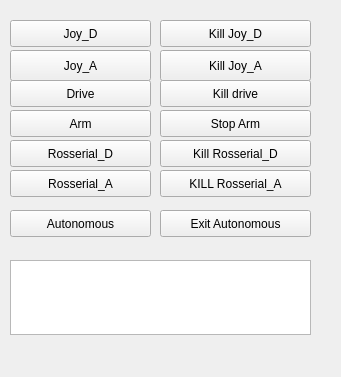
This is src/rqt_mypkg/resource/MyPlugin.ui in Team-Anveshak/caesar2020 as Qt 5 draws it before an edit. The edited form follows.
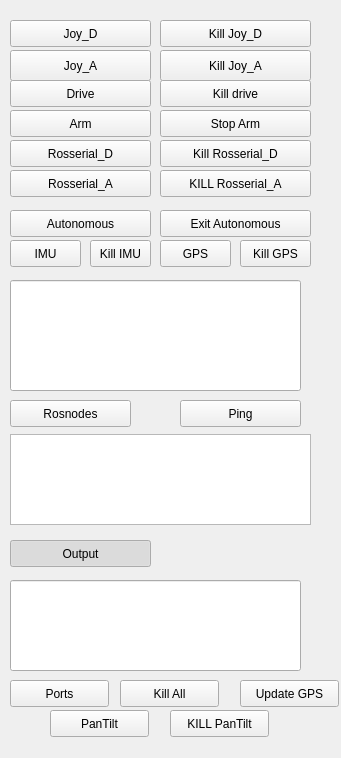
This is the edited form.

```diff
--- a/src/rqt_mypkg/resource/MyPlugin.ui
+++ b/src/rqt_mypkg/resource/MyPlugin.ui
@@ -7,7 +7,7 @@
     <x>0</x>
     <y>0</y>
     <width>341</width>
-    <height>377</height>
+    <height>758</height>
    </rect>
   </property>
   <property name="windowTitle">
@@ -137,13 +137,19 @@
    <property name="geometry">
     <rect>
      <x>10</x>
-     <y>210</y>
+     <y>540</y>
      <width>141</width>
      <height>27</height>
     </rect>
    </property>
    <property name="text">
-    <string>Autonomous</string>
+    <string>Output</string>
+   </property>
+   <property name="checkable">
+    <bool>true</bool>
+   </property>
+   <property name="checked">
+    <bool>true</bool>
    </property>
   </widget>
   <widget class="QPushButton" name="pushButton_8">
@@ -202,12 +208,188 @@
    <property name="geometry">
     <rect>
      <x>10</x>
-     <y>260</y>
+     <y>434</y>
      <width>301</width>
-     <height>75</height>
+     <height>91</height>
     </rect>
    </property>
   </widget>
+  <widget class="QPushButton" name="pushButton_4">
+   <property name="geometry">
+    <rect>
+     <x>10</x>
+     <y>400</y>
+     <width>121</width>
+     <height>27</height>
+    </rect>
+   </property>
+   <property name="text">
+    <string>Rosnodes</string>
+   </property>
+  </widget>
+  <widget class="QPushButton" name="pushButton_16">
+   <property name="geometry">
+    <rect>
+     <x>180</x>
+     <y>400</y>
+     <width>121</width>
+     <height>27</height>
+    </rect>
+   </property>
+   <property name="text">
+    <string>Ping</string>
+   </property>
+  </widget>
+  <widget class="QLineEdit" name="lineEdit">
+   <property name="geometry">
+    <rect>
+     <x>10</x>
+     <y>280</y>
+     <width>291</width>
+     <height>111</height>
+    </rect>
+   </property>
+  </widget>
+  <widget class="QPushButton" name="pushButton_17">
+   <property name="geometry">
+    <rect>
+     <x>10</x>
+     <y>210</y>
+     <width>141</width>
+     <height>27</height>
+    </rect>
+   </property>
+   <property name="text">
+    <string>Autonomous</string>
+   </property>
+  </widget>
+  <widget class="QPushButton" name="pushButton_18">
+   <property name="geometry">
+    <rect>
+     <x>10</x>
+     <y>240</y>
+     <width>71</width>
+     <height>27</height>
+    </rect>
+   </property>
+   <property name="text">
+    <string>IMU</string>
+   </property>
+  </widget>
+  <widget class="QPushButton" name="pushButton_19">
+   <property name="geometry">
+    <rect>
+     <x>240</x>
+     <y>240</y>
+     <width>71</width>
+     <height>27</height>
+    </rect>
+   </property>
+   <property name="text">
+    <string>Kill GPS</string>
+   </property>
+  </widget>
+  <widget class="QPushButton" name="pushButton_20">
+   <property name="geometry">
+    <rect>
+     <x>10</x>
+     <y>680</y>
+     <width>99</width>
+     <height>27</height>
+    </rect>
+   </property>
+   <property name="text">
+    <string>Ports</string>
+   </property>
+  </widget>
+  <widget class="QLineEdit" name="lineEdit_2">
+   <property name="geometry">
+    <rect>
+     <x>10</x>
+     <y>580</y>
+     <width>291</width>
+     <height>91</height>
+    </rect>
+   </property>
+  </widget>
+  <widget class="QPushButton" name="pushButton_21">
+   <property name="geometry">
+    <rect>
+     <x>120</x>
+     <y>680</y>
+     <width>99</width>
+     <height>27</height>
+    </rect>
+   </property>
+   <property name="text">
+    <string>Kill All</string>
+   </property>
+  </widget>
+  <widget class="QPushButton" name="pushButton_22">
+   <property name="geometry">
+    <rect>
+     <x>240</x>
+     <y>680</y>
+     <width>99</width>
+     <height>27</height>
+    </rect>
+   </property>
+   <property name="text">
+    <string>Update GPS</string>
+   </property>
+  </widget>
+  <widget class="QPushButton" name="pushButton_23">
+   <property name="geometry">
+    <rect>
+     <x>90</x>
+     <y>240</y>
+     <width>61</width>
+     <height>27</height>
+    </rect>
+   </property>
+   <property name="text">
+    <string>Kill IMU</string>
+   </property>
+  </widget>
+  <widget class="QPushButton" name="pushButton_24">
+   <property name="geometry">
+    <rect>
+     <x>160</x>
+     <y>240</y>
+     <width>71</width>
+     <height>27</height>
+    </rect>
+   </property>
+   <property name="text">
+    <string>GPS</string>
+   </property>
+  </widget>
+  <widget class="QPushButton" name="pushButton_25">
+   <property name="geometry">
+    <rect>
+     <x>50</x>
+     <y>710</y>
+     <width>99</width>
+     <height>27</height>
+    </rect>
+   </property>
+   <property name="text">
+    <string>PanTilt</string>
+   </property>
+  </widget>
+  <widget class="QPushButton" name="pushButton_26">
+   <property name="geometry">
+    <rect>
+     <x>170</x>
+     <y>710</y>
+     <width>99</width>
+     <height>27</height>
+    </rect>
+   </property>
+   <property name="text">
+    <string>KILL PanTilt</string>
+   </property>
+  </widget>
  </widget>
  <resources/>
  <connections/>
```
Left out of the diff: 6 changed lines with no effect on the pictures.
